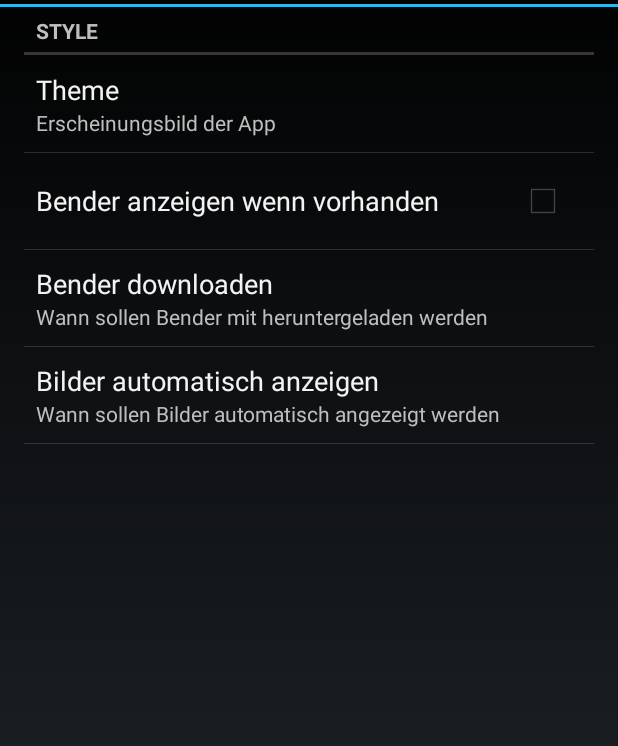
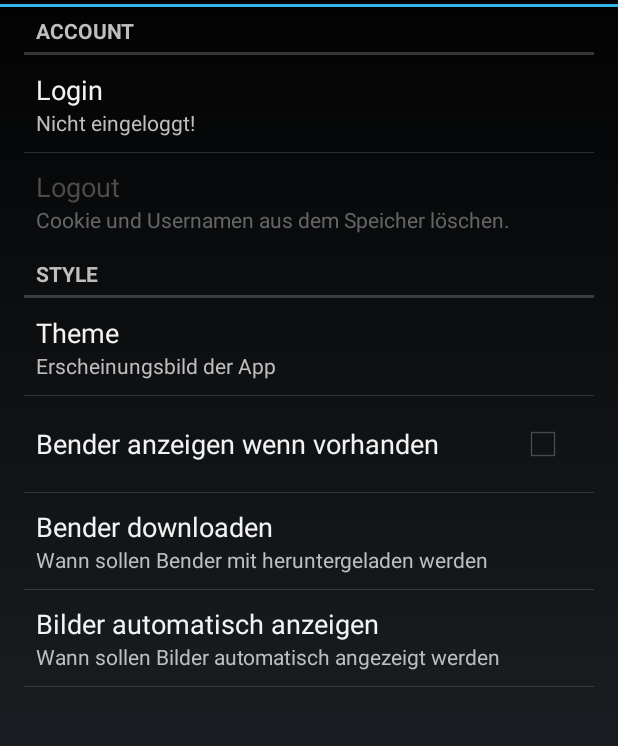
Before and after one commit to janoliver/pOT-Droid, an Android app: the fragment SettingsFragment shown on its own in the app's theme, on a phone screen of 412 x 824 dp, the part 65-811 px from its top. Run offline under Robolectric (Android 15) with nearby library versions, the phone set to English and light mode, and no system bars.

Commit message:
Added login and logout

```diff
--- a/src/main/java/com/mde/potdroid3/fragments/SettingsFragment.java
+++ b/src/main/java/com/mde/potdroid3/fragments/SettingsFragment.java
@@ -1,13 +1,27 @@
 package com.mde.potdroid3.fragments;
 
+import android.content.SharedPreferences;
 import android.os.Bundle;
 import android.preference.PreferenceFragment;
+import android.preference.PreferenceManager;
 import com.mde.potdroid3.R;
+import com.mde.potdroid3.helpers.SettingsWrapper;
+import com.mde.potdroid3.views.LoginDialog;
+import com.mde.potdroid3.views.LogoutDialog;
 
-public class SettingsFragment extends PreferenceFragment {
+public class SettingsFragment extends PreferenceFragment
+        implements SharedPreferences.OnSharedPreferenceChangeListener {
+
+    private SettingsWrapper mSettings;
+
+    private LoginDialog mLoginPreference;
+    private LogoutDialog mLogoutPreference;
+
     @Override
     public void onCreate(Bundle savedInstanceState) {
         super.onCreate(savedInstanceState);
+
+        mSettings = new SettingsWrapper(getActivity());
 
         // set a subtitle
         getActivity().getActionBar().setSubtitle("Settings");
@@ -15,7 +29,45 @@ public class SettingsFragment extends PreferenceFragment {
         // Load the preferences from an XML resource
         addPreferencesFromResource(R.xml.preferences);
 
+        // store preferences
+        mLoginPreference = (LoginDialog) getPreferenceScreen().findPreference(SettingsWrapper.PREF_KEY_LOGIN);
+        mLogoutPreference = (LogoutDialog) getPreferenceScreen().findPreference(SettingsWrapper.PREF_KEY_LOGOUT);
+
         //@TODO: Reload on theme change...
     }
 
+    @Override
+    public void onResume() {
+        super.onResume();
+
+        setPreferenceDescription(SettingsWrapper.PREF_KEY_USERNAME);
+
+        PreferenceManager.getDefaultSharedPreferences(getActivity())
+                .registerOnSharedPreferenceChangeListener(this);
+    }
+
+    @Override
+    public void onPause() {
+        super.onPause();
+        PreferenceManager.getDefaultSharedPreferences(getActivity())
+                .unregisterOnSharedPreferenceChangeListener(this);
+    }
+
+    @Override
+    public void onSharedPreferenceChanged(SharedPreferences sharedPreferences, String key) {
+        // Let's do something when a preference value changes
+        setPreferenceDescription(key);
+    }
+
+    private void setPreferenceDescription(String key) {
+        if (key.equals(SettingsWrapper.PREF_KEY_USERNAME)) {
+            if(mSettings.hasUsername()) {
+                mLoginPreference.setSummary("Eingeloggt als: " + mSettings.getUsername());
+                mLogoutPreference.setEnabled(true);
+            } else {
+                mLoginPreference.setSummary("Nicht eingeloggt!");
+                mLogoutPreference.setEnabled(false);
+            }
+        }
+    }
 }
--- /dev/null
+++ b/src/main/java/com/mde/potdroid3/views/LogoutDialog.java
@@ -0,0 +1,36 @@
+package com.mde.potdroid3.views;
+
+import android.content.Context;
+import android.preference.DialogPreference;
+import android.util.AttributeSet;
+import android.widget.Toast;
+import com.mde.potdroid3.R;
+import com.mde.potdroid3.helpers.SettingsWrapper;
+
+/**
+ * Simple PreferenceDialog that deletes the stored cookie and username/userid for the user.
+ * This is equal to a "logout" action.
+ */
+public class LogoutDialog extends DialogPreference {
+    private Context mContext;
+    private SettingsWrapper mSettingsWrapper;
+
+    public LogoutDialog(Context context, AttributeSet attrs) {
+        super(context, attrs);
+
+        mContext = context;
+        mSettingsWrapper = new SettingsWrapper(mContext);
+    }
+
+    @Override
+    protected void onDialogClosed(boolean positiveResult) {
+        super.onDialogClosed(positiveResult);
+        if(positiveResult) {
+            mSettingsWrapper.clearCookie();
+            mSettingsWrapper.clearUsername();
+            mSettingsWrapper.clearUserId();
+            Toast.makeText(mContext, mContext.getString(R.string.logout_success), Toast.LENGTH_LONG).show();
+        }
+    }
+
+}
--- a/src/main/res/xml/preferences.xml
+++ b/src/main/res/xml/preferences.xml
@@ -1,5 +1,26 @@
 <?xml version="1.0" encoding="utf-8"?>
 <PreferenceScreen xmlns:android="http://schemas.android.com/apk/res/android">
+    <PreferenceCategory
+            android:title="Account"
+            android:key="pref_account_settings">
+        <com.mde.potdroid3.views.LoginDialog
+                android:key="pref_login"
+                android:dialogIcon="@android:drawable/ic_dialog_alert"
+                android:title="Login"
+                android:summary="Login um Bookmarks, PMs etc. zu nutzen"
+                android:dialogMessage="Blablabla"
+                android:positiveButtonText="Login"
+                android:negativeButtonText="Abbrechen"/>
+        <com.mde.potdroid3.views.LogoutDialog
+                android:key="pref_logout"
+                android:dialogIcon="@android:drawable/ic_dialog_alert"
+                android:title="Logout"
+                android:summary="Cookie und Usernamen aus dem Speicher löschen."
+                android:dialogMessage="Mit Click auf 'Logout' werden der gespeicherte Cookie sowie die Informationen über Usernamen und ID gelöscht."
+                android:positiveButtonText="Logout"
+                android:negativeButtonText="Abbrechen"
+                android:enabled="false"/>
+    </PreferenceCategory>
     <PreferenceCategory
             android:title="Style"
             android:key="pref_style_settings">
```
Also changed, not shown: src/main/java/com/mde/potdroid3/helpers/Network.java (+17 -36 lines), src/main/java/com/mde/potdroid3/helpers/SettingsWrapper.java (+97 -3 lines), src/main/java/com/mde/potdroid3/views/LoginDialog.java (added, +165 -0 lines), src/main/res/layout/login_dialog.xml (added, +40 -0 lines), src/main/res/values/strings.xml (+10 -6 lines), 3 other files.
